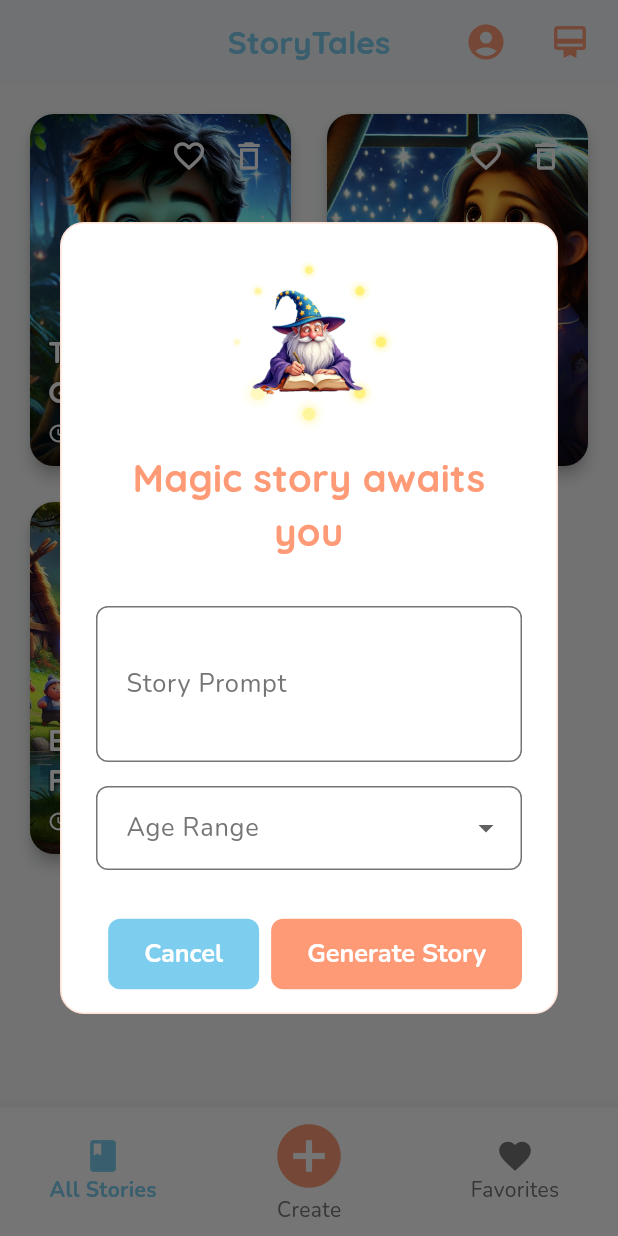
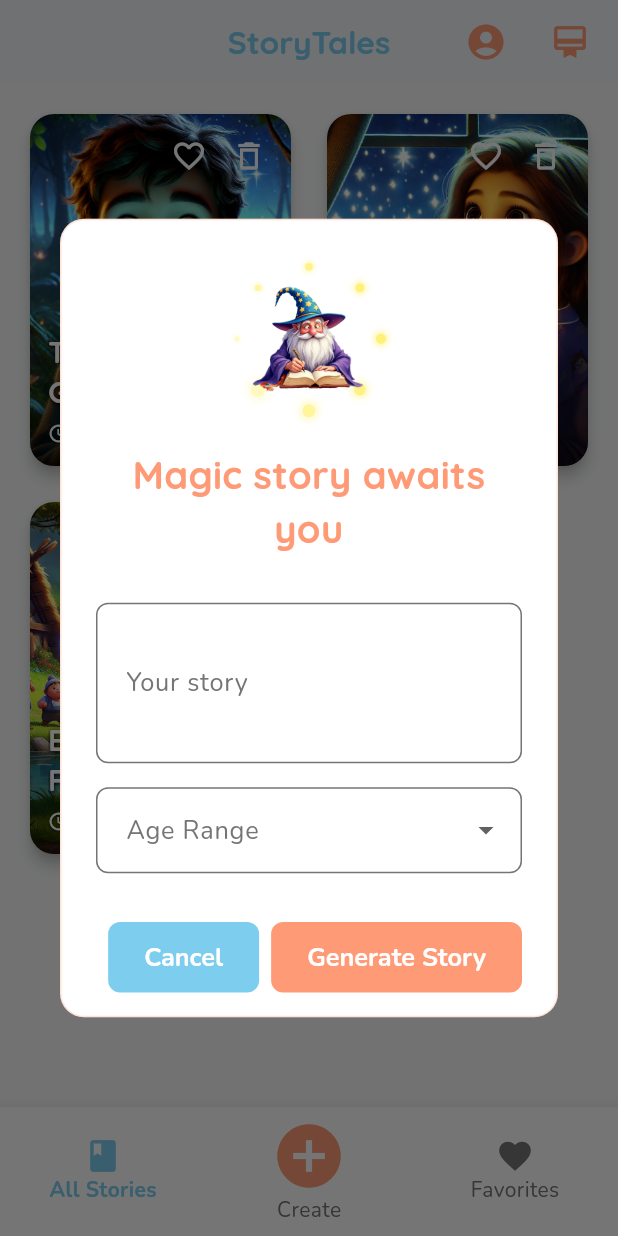
Before and after one commit to raunakkathuria/storytales-app, a Flutter app: the screen it shows after launch, item 2 of the bottom bar chosen, on a phone screen of 412 x 824 dp. Run offline on Flutter 3.47's test engine with Material 3 defaults, Android fonts, the phone set to English and light mode, and no system bars; our stand-ins replace app_links, cached_network_image, cloud_firestore, connectivity_plus, dio, equatable and 9 more; accounts and stored records are empty.

Commit message:
flutter upgrade changes

```diff
--- a/lib/core/theme/theme.dart
+++ b/lib/core/theme/theme.dart
@@ -222,7 +222,7 @@ class StoryTalesTheme {
       ),
 
       // Card theme
-      cardTheme: CardTheme(
+      cardTheme: CardThemeData(
         elevation: 2,
         shape: RoundedRectangleBorder(
           borderRadius: BorderRadius.circular(16),
@@ -231,7 +231,7 @@ class StoryTalesTheme {
       ),
 
       // Tab bar theme
-      tabBarTheme: TabBarTheme(
+      tabBarTheme: TabBarThemeData(
         labelColor: surfaceColor, // Changed from primaryColor to white for better contrast
         unselectedLabelColor: overlayLightColor, // Changed from textLightColor to overlayLightColor for better visibility
         indicatorColor: accentColor,
--- a/lib/features/story_generation/presentation/widgets/story_creation_dialog.dart
+++ b/lib/features/story_generation/presentation/widgets/story_creation_dialog.dart
@@ -2,6 +2,7 @@ import 'dart:async';
 import 'package:flutter/material.dart';
 import 'package:flutter_bloc/flutter_bloc.dart';
 import 'package:storytales/core/theme/theme.dart';
+import 'package:storytales/core/utils/responsive_text_util.dart';
 import 'package:storytales/core/widgets/animated_logo.dart';
 import 'package:storytales/core/widgets/dialog_form.dart';
 import 'package:storytales/core/widgets/responsive_button.dart';
@@ -190,6 +191,9 @@ class _StoryCreationDialogState extends State<StoryCreationDialog> {
   }
 
   Widget _buildFormContent() {
+    // Get responsive font size for form fields
+    final responsiveFontSize = ResponsiveTextUtil.getScaledFontSize(context, 16.0);
+
     return Form(
       key: _formKey,
       child: Column(
@@ -200,13 +204,13 @@ class _StoryCreationDialogState extends State<StoryCreationDialog> {
           TextFormField(
             controller: _promptController,
             decoration: const InputDecoration(
-              labelText: 'Story Prompt',
-              hintText: 'Enter a prompt for your story (e.g., "A friendly dragon")',
+              labelText: 'Your story',
+              hintText: 'Tell me what you want your story to be about (like "A friendly dragon")',
               border: OutlineInputBorder(),
               contentPadding: EdgeInsets.symmetric(horizontal: 16, vertical: 16),
             ),
-            style: const TextStyle(
-              fontSize: 16,
+            style: TextStyle(
+              fontSize: responsiveFontSize,
               fontFamily: StoryTalesTheme.fontFamilyBody,
               color: StoryTalesTheme.textColor,
             ),
@@ -214,10 +218,10 @@ class _StoryCreationDialogState extends State<StoryCreationDialog> {
             minLines: 3,
             validator: (value) {
               if (value == null || value.trim().isEmpty) {
-                return 'Please enter a prompt';
+                return 'Please tell me about your story';
               }
               if (value.trim().length < 3) {
-                return 'Prompt is too short';
+                return 'Please tell me more about your story';
               }
               return null;
             },
@@ -235,9 +239,9 @@ class _StoryCreationDialogState extends State<StoryCreationDialog> {
             isExpanded: true,
             value: _selectedAgeRange,
             icon: const Icon(Icons.arrow_drop_down),
-            style: const TextStyle(
+            style: TextStyle(
               color: StoryTalesTheme.textColor,
-              fontSize: 16,
+              fontSize: responsiveFontSize,
               fontFamily: StoryTalesTheme.fontFamilyBody,
             ),
             validator: (value) => value == null ? 'Please select an age range' : null,
@@ -288,8 +292,14 @@ class _StoryCreationDialogState extends State<StoryCreationDialog> {
 
         const SizedBox(height: 16),
 
-        // Description with cycling messages
-        ResponsiveText(
+        // Description with cycling messages - fixed height container to prevent dialog resizing
+        SizedBox(
+          height: 60, // Fixed height to accommodate 2-3 lines of responsive text
+          width: double.infinity,
+          child: Center(
+            child: Padding(
+              padding: const EdgeInsets.symmetric(horizontal: 12.0),
+              child: ResponsiveText(
                 text: _loadingMessages[_currentMessageIndex],
                 style: const TextStyle(
                   color: StoryTalesTheme.textColor,
@@ -297,6 +307,11 @@ class _StoryCreationDialogState extends State<StoryCreationDialog> {
                   fontFamily: StoryTalesTheme.fontFamilyBody,
                 ),
                 textAlign: TextAlign.center,
+                maxLines: 3, // Allow up to 3 lines for responsive text
+                overflow: TextOverflow.ellipsis,
+              ),
+            ),
+          ),
         ),
 
         const SizedBox(height: 24),
```
Also changed, not shown: pubspec.lock, 2 other files. Lines whose indentation alone changed are shown as unchanged.
